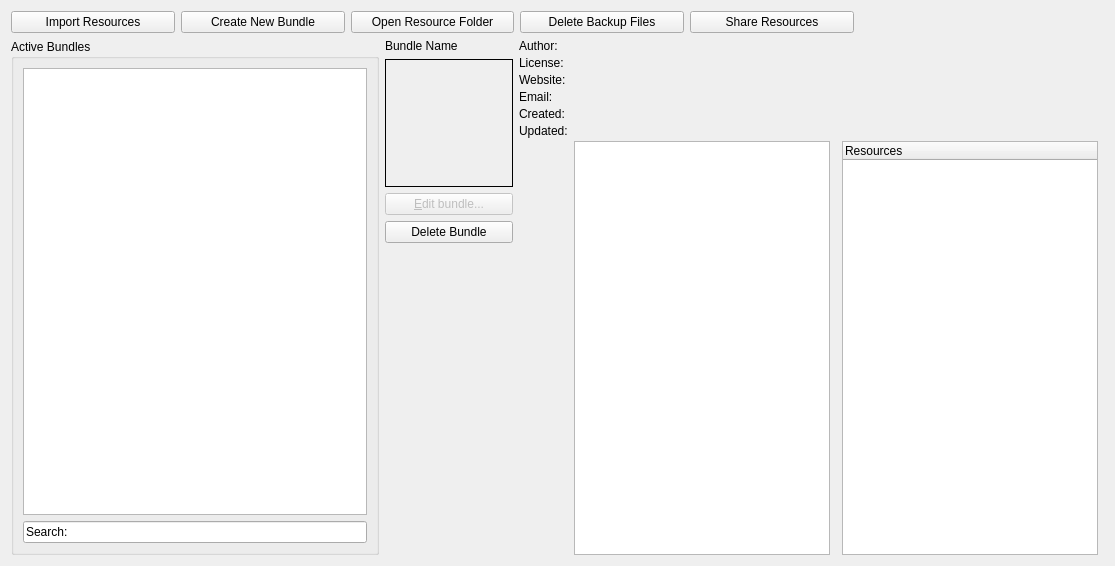
Above: plugins/extensions/resourcemanager/wdgdlgbundlemanager.ui from KDE/krita before the change. Below: the same form after it.
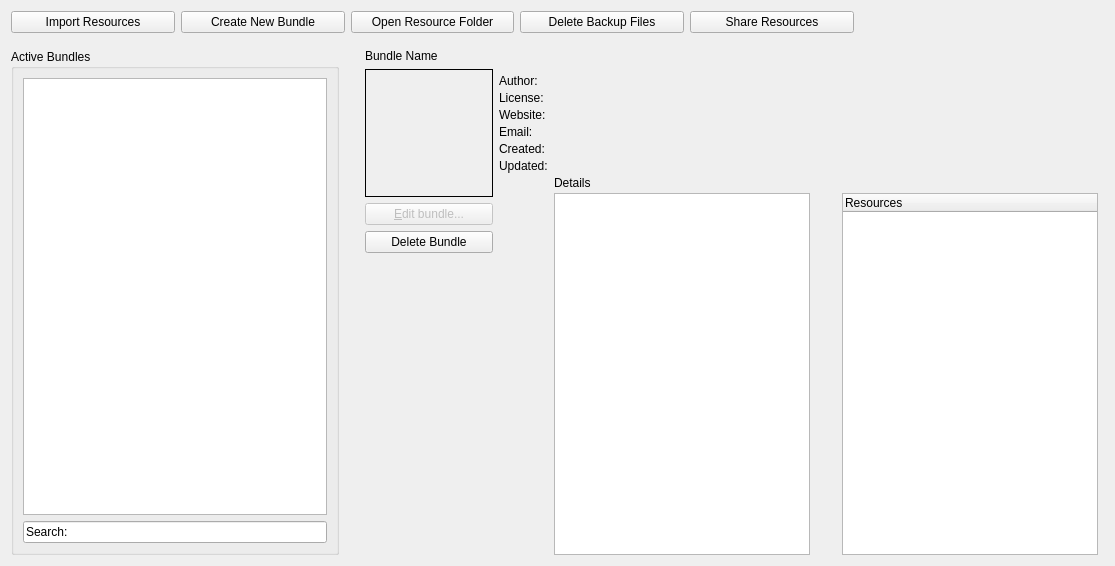
That is the form after the change.

Commit message: Spacers added to give some good UI feel inside the Widget. Also added the title label for the Details section

```diff
--- a/plugins/extensions/resourcemanager/wdgdlgbundlemanager.ui
+++ b/plugins/extensions/resourcemanager/wdgdlgbundlemanager.ui
@@ -17,7 +17,67 @@
    <item row="3" column="5">
     <layout class="QVBoxLayout" name="verticalLayout_5"/>
    </item>
-   <item row="1" column="0">
+   <item row="0" column="0">
+    <layout class="QHBoxLayout" name="buttonHerticalLayout">
+     <property name="rightMargin">
+      <number>250</number>
+     </property>
+     <item>
+      <widget class="QPushButton" name="m_importResources">
+       <property name="text">
+        <string>Import Resources</string>
+       </property>
+      </widget>
+     </item>
+     <item>
+      <widget class="QPushButton" name="createBundleButton">
+       <property name="sizePolicy">
+        <sizepolicy hsizetype="Minimum" vsizetype="Fixed">
+         <horstretch>0</horstretch>
+         <verstretch>0</verstretch>
+        </sizepolicy>
+       </property>
+       <property name="text">
+        <string>Create New Bundle</string>
+       </property>
+      </widget>
+     </item>
+     <item>
+      <widget class="QPushButton" name="openResourceFolderButton">
+       <property name="sizePolicy">
+        <sizepolicy hsizetype="Minimum" vsizetype="Fixed">
+         <horstretch>0</horstretch>
+         <verstretch>0</verstretch>
+        </sizepolicy>
+       </property>
+       <property name="text">
+        <string>Open Resource Folder</string>
+       </property>
+      </widget>
+     </item>
+     <item>
+      <widget class="QPushButton" name="deleteBackupFilesButton">
+       <property name="sizePolicy">
+        <sizepolicy hsizetype="Minimum" vsizetype="Fixed">
+         <horstretch>0</horstretch>
+         <verstretch>0</verstretch>
+        </sizepolicy>
+       </property>
+       <property name="text">
+        <string>Delete Backup Files</string>
+       </property>
+      </widget>
+     </item>
+     <item>
+      <widget class="QPushButton" name="bnShareResources">
+       <property name="text">
+        <string>Share Resources</string>
+       </property>
+      </widget>
+     </item>
+    </layout>
+   </item>
+   <item row="2" column="0">
     <layout class="QHBoxLayout" name="overviewHorizontalLayout">
      <item>
       <layout class="QVBoxLayout" name="verticalLayout_2">
@@ -64,6 +124,19 @@
        </item>
       </layout>
      </item>
+     <item>
+      <spacer name="verticalSpacer_3">
+       <property name="orientation">
+        <enum>Qt::Vertical</enum>
+       </property>
+       <property name="sizeHint" stdset="0">
+        <size>
+         <width>20</width>
+         <height>40</height>
+        </size>
+       </property>
+      </spacer>
+     </item>
      <item>
       <layout class="QHBoxLayout" name="horizontalLayout_3" stretch="0,0">
        <item>
@@ -149,35 +222,7 @@
          <property name="verticalSpacing">
           <number>3</number>
          </property>
-         <item row="0" column="1" colspan="4">
-          <widget class="QLabel" name="lblAuthor">
-           <property name="text">
-            <string/>
-           </property>
-          </widget>
-         </item>
-         <item row="4" column="1" colspan="4">
-          <widget class="QLabel" name="lblCreated">
-           <property name="text">
-            <string/>
-           </property>
-          </widget>
-         </item>
-         <item row="2" column="1" colspan="4">
-          <widget class="QLabel" name="lblWebsite">
-           <property name="text">
-            <string/>
-           </property>
-          </widget>
-         </item>
-         <item row="4" column="0">
-          <widget class="QLabel" name="label_6">
-           <property name="text">
-            <string>Created:</string>
-           </property>
-          </widget>
-         </item>
-         <item row="6" column="3">
+         <item row="8" column="3">
           <widget class="QTreeWidget" name="listBundleContents">
            <property name="sizePolicy">
             <sizepolicy hsizetype="Preferred" vsizetype="Expanding">
@@ -198,7 +243,21 @@
            </column>
           </widget>
          </item>
-         <item row="0" column="0">
+         <item row="5" column="0">
+          <widget class="QLabel" name="label_6">
+           <property name="text">
+            <string>Created:</string>
+           </property>
+          </widget>
+         </item>
+         <item row="4" column="0">
+          <widget class="QLabel" name="label_8">
+           <property name="text">
+            <string>Email:</string>
+           </property>
+          </widget>
+         </item>
+         <item row="1" column="0">
           <widget class="QLabel" name="label_3">
            <property name="sizePolicy">
             <sizepolicy hsizetype="Fixed" vsizetype="Preferred">
@@ -217,69 +276,42 @@
            </property>
           </widget>
          </item>
-         <item row="5" column="0">
-          <widget class="QLabel" name="label_7">
-           <property name="text">
-            <string>Updated:</string>
-           </property>
-          </widget>
-         </item>
-         <item row="2" column="0">
-          <widget class="QLabel" name="label_5">
-           <property name="text">
-            <string>Website:</string>
-           </property>
-          </widget>
-         </item>
-         <item row="5" column="1" colspan="4">
+         <item row="6" column="1" colspan="4">
           <widget class="QLabel" name="lblUpdated">
            <property name="text">
             <string/>
            </property>
           </widget>
          </item>
-         <item row="6" column="0">
-          <spacer name="verticalSpacer">
-           <property name="orientation">
-            <enum>Qt::Vertical</enum>
-           </property>
-           <property name="sizeHint" stdset="0">
-            <size>
-             <width>20</width>
-             <height>40</height>
-            </size>
-           </property>
-          </spacer>
-         </item>
-         <item row="1" column="1" colspan="4">
-          <widget class="QLabel" name="lblLicense">
+         <item row="5" column="1" colspan="4">
+          <widget class="QLabel" name="lblCreated">
            <property name="text">
             <string/>
            </property>
           </widget>
          </item>
          <item row="3" column="0">
-          <widget class="QLabel" name="label_8">
+          <widget class="QLabel" name="label_5">
            <property name="text">
-            <string>Email:</string>
+            <string>Website:</string>
            </property>
           </widget>
          </item>
-         <item row="3" column="1" colspan="4">
-          <widget class="QLabel" name="lblEmail">
-           <property name="text">
-            <string/>
-           </property>
-          </widget>
-         </item>
-         <item row="1" column="0">
+         <item row="2" column="0">
           <widget class="QLabel" name="label_4">
            <property name="text">
             <string>License:</string>
            </property>
           </widget>
          </item>
-         <item row="6" column="1">
+         <item row="4" column="1" colspan="4">
+          <widget class="QLabel" name="lblEmail">
+           <property name="text">
+            <string/>
+           </property>
+          </widget>
+         </item>
+         <item row="8" column="1">
           <widget class="QPlainTextEdit" name="lblDescription">
            <property name="tabChangesFocus">
             <bool>false</bool>
@@ -289,71 +321,107 @@
            </property>
           </widget>
          </item>
+         <item row="2" column="1" colspan="4">
+          <widget class="QLabel" name="lblLicense">
+           <property name="text">
+            <string/>
+           </property>
+          </widget>
+         </item>
+         <item row="6" column="0">
+          <widget class="QLabel" name="label_7">
+           <property name="text">
+            <string>Updated:</string>
+           </property>
+          </widget>
+         </item>
+         <item row="8" column="2">
+          <spacer name="horizontalSpacer">
+           <property name="orientation">
+            <enum>Qt::Horizontal</enum>
+           </property>
+           <property name="sizeType">
+            <enum>QSizePolicy::Fixed</enum>
+           </property>
+           <property name="sizeHint" stdset="0">
+            <size>
+             <width>20</width>
+             <height>20</height>
+            </size>
+           </property>
+          </spacer>
+         </item>
+         <item row="1" column="1" colspan="4">
+          <widget class="QLabel" name="lblAuthor">
+           <property name="text">
+            <string/>
+           </property>
+          </widget>
+         </item>
+         <item row="0" column="2">
+          <spacer name="verticalSpacer_4">
+           <property name="orientation">
+            <enum>Qt::Vertical</enum>
+           </property>
+           <property name="sizeType">
+            <enum>QSizePolicy::Fixed</enum>
+           </property>
+           <property name="sizeHint" stdset="0">
+            <size>
+             <width>20</width>
+             <height>25</height>
+            </size>
+           </property>
+          </spacer>
+         </item>
+         <item row="3" column="1" colspan="4">
+          <widget class="QLabel" name="lblWebsite">
+           <property name="text">
+            <string/>
+           </property>
+          </widget>
+         </item>
+         <item row="8" column="0">
+          <spacer name="verticalSpacer">
+           <property name="orientation">
+            <enum>Qt::Vertical</enum>
+           </property>
+           <property name="sizeHint" stdset="0">
+            <size>
+             <width>20</width>
+             <height>40</height>
+            </size>
+           </property>
+          </spacer>
+         </item>
+         <item row="7" column="1">
+          <widget class="QLabel" name="detailsLabel">
+           <property name="text">
+            <string>Details</string>
+           </property>
+          </widget>
+         </item>
         </layout>
        </item>
       </layout>
      </item>
     </layout>
    </item>
-   <item row="0" column="0">
-    <layout class="QHBoxLayout" name="buttonHerticalLayout">
-     <property name="rightMargin">
-      <number>250</number>
+   <item row="1" column="0">
+    <spacer name="verticalSpacer_5">
+     <property name="orientation">
+      <enum>Qt::Vertical</enum>
      </property>
-     <item>
-      <widget class="QPushButton" name="m_importResources">
-       <property name="text">
-        <string>Import Resources</string>
-       </property>
-      </widget>
-     </item>
-     <item>
-      <widget class="QPushButton" name="createBundleButton">
-       <property name="sizePolicy">
-        <sizepolicy hsizetype="Minimum" vsizetype="Fixed">
-         <horstretch>0</horstretch>
-         <verstretch>0</verstretch>
-        </sizepolicy>
-       </property>
-       <property name="text">
-        <string>Create New Bundle</string>
-       </property>
-      </widget>
-     </item>
-     <item>
-      <widget class="QPushButton" name="openResourceFolderButton">
-       <property name="sizePolicy">
-        <sizepolicy hsizetype="Minimum" vsizetype="Fixed">
-         <horstretch>0</horstretch>
-         <verstretch>0</verstretch>
-        </sizepolicy>
-       </property>
-       <property name="text">
-        <string>Open Resource Folder</string>
-       </property>
-      </widget>
-     </item>
-     <item>
-      <widget class="QPushButton" name="deleteBackupFilesButton">
-       <property name="sizePolicy">
-        <sizepolicy hsizetype="Minimum" vsizetype="Fixed">
-         <horstretch>0</horstretch>
-         <verstretch>0</verstretch>
-        </sizepolicy>
-       </property>
-       <property name="text">
-        <string>Delete Backup Files</string>
-       </property>
-      </widget>
-     </item>
-     <item>
-      <widget class="QPushButton" name="bnShareResources">
-       <property name="text">
-        <string>Share Resources</string>
-       </property>
-      </widget>
-     </item>
-    </layout>
+     <property name="sizeType">
+      <enum>QSizePolicy::Fixed</enum>
+     </property>
+     <property name="sizeHint" stdset="0">
+      <size>
+       <width>20</width>
+       <height>10</height>
+      </size>
+     </property>
+    </spacer>
    </item>
   </layout>
  </widget>
```
Left out of the diff: 2 changed lines with no effect on the pictures.
